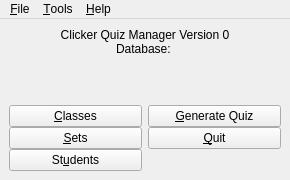
This is designer/mw.ui in sobjornstad/clicker-quiz-manager as Qt 5 draws it before an edit. The edited form follows.
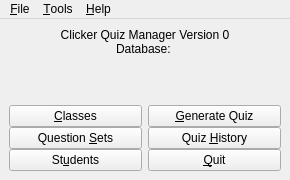
This is the edited form.

Commit message:
create history window
It doesn't do anything yet...

The edit to the form file:
```diff
--- a/designer/mw.ui
+++ b/designer/mw.ui
@@ -23,19 +23,6 @@
       <property name="verticalSpacing">
        <number>0</number>
       </property>
-      <item row="4" column="1">
-       <widget class="QPushButton" name="quitButton">
-        <property name="minimumSize">
-         <size>
-          <width>125</width>
-          <height>0</height>
-         </size>
-        </property>
-        <property name="text">
-         <string>&amp;Quit</string>
-        </property>
-       </widget>
-      </item>
       <item row="3" column="1">
        <widget class="QPushButton" name="quizButton">
         <property name="minimumSize">
@@ -72,7 +59,7 @@
         </property>
        </widget>
       </item>
-      <item row="4" column="0">
+      <item row="5" column="0">
        <widget class="QPushButton" name="setsButton">
         <property name="minimumSize">
          <size>
@@ -84,7 +71,7 @@
          <string/>
         </property>
         <property name="text">
-         <string>&amp;Sets</string>
+         <string>Question &amp;Sets</string>
         </property>
        </widget>
       </item>
@@ -111,13 +98,33 @@
         </property>
        </widget>
       </item>
-      <item row="5" column="0">
+      <item row="6" column="0">
        <widget class="QPushButton" name="studentsButton">
         <property name="text">
          <string>St&amp;udents</string>
         </property>
        </widget>
       </item>
+      <item row="6" column="1">
+       <widget class="QPushButton" name="quitButton">
+        <property name="minimumSize">
+         <size>
+          <width>125</width>
+          <height>0</height>
+         </size>
+        </property>
+        <property name="text">
+         <string>&amp;Quit</string>
+        </property>
+       </widget>
+      </item>
+      <item row="5" column="1">
+       <widget class="QPushButton" name="historyButton">
+        <property name="text">
+         <string>Quiz &amp;History</string>
+        </property>
+       </widget>
+      </item>
      </layout>
     </item>
    </layout>
```
The commit also changes 2 other files.
